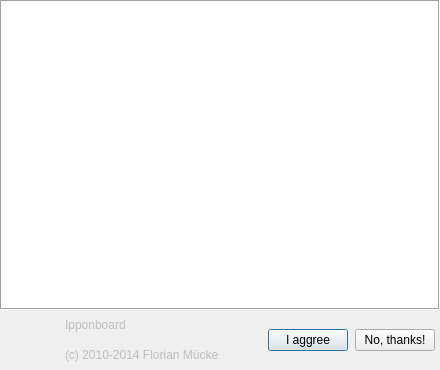
This is Widgets/splashscreen.ui in fmuecke/Ipponboard as Qt 5 draws it before an edit. The edited form follows.
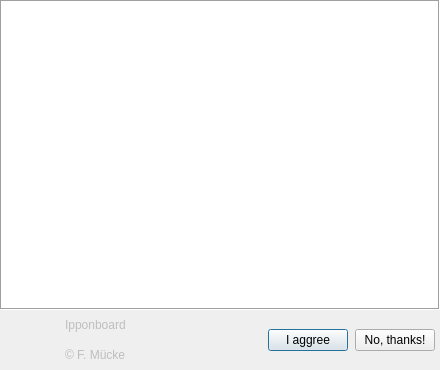
This is the edited form. Icons and pictures are not drawn.

Commit message: SplashScreen: showing current year for the copyright

The edit to the form file:
```diff
--- a/Widgets/splashscreen.ui
+++ b/Widgets/splashscreen.ui
@@ -162,7 +162,7 @@
           <bool>false</bool>
          </property>
          <property name="text">
-          <string>(c) 2010-2014 Florian Mücke</string>
+          <string>© F. Mücke</string>
          </property>
          <property name="textFormat">
           <enum>Qt::PlainText</enum>
```
Left out of the diff: 16 changed lines with no effect on the pictures. The commit also changes 1 other file.
